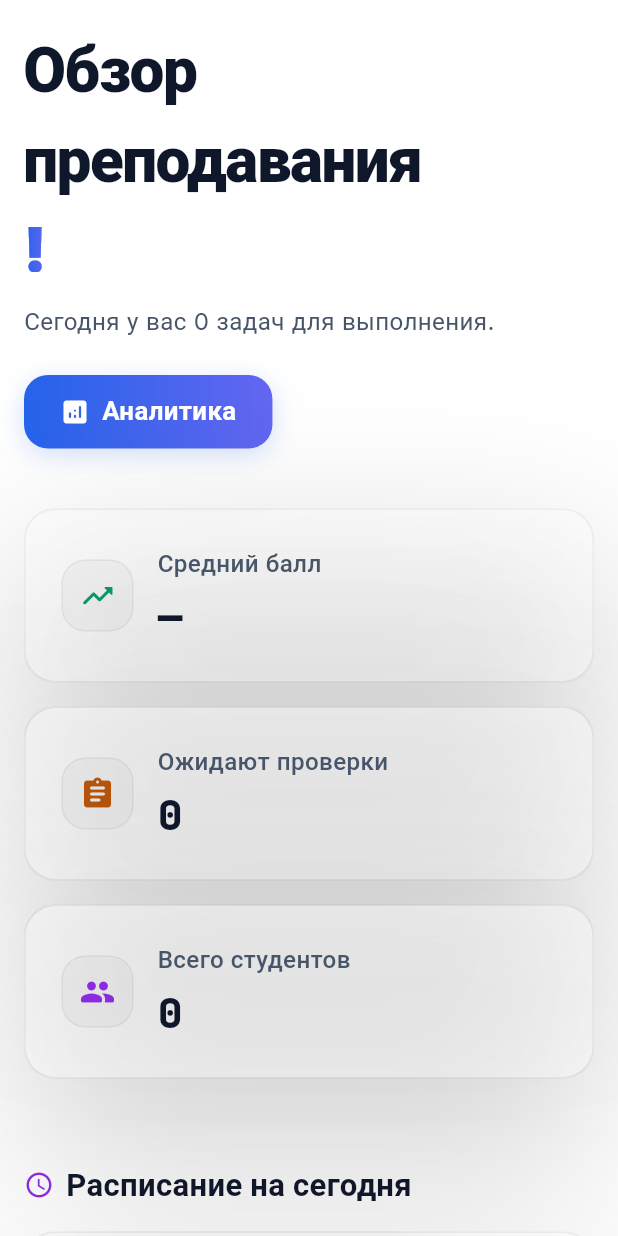
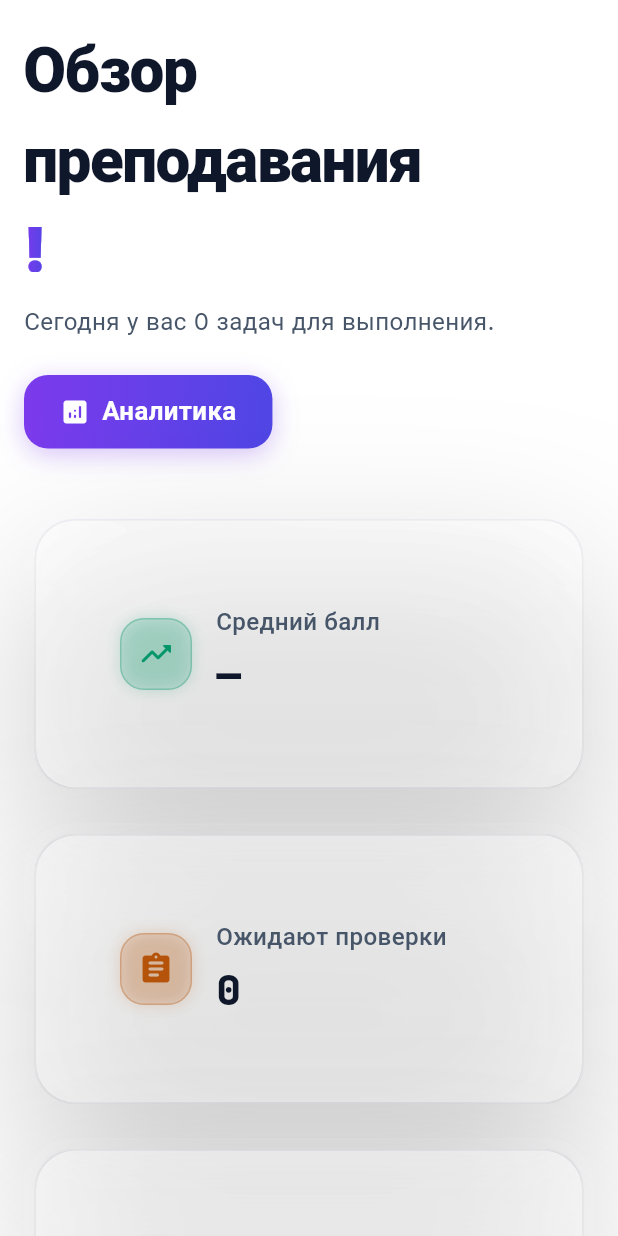
Before and after one commit to gookjiii/TalentUm-LMS, a Flutter app: the TeacherToday screen opened directly with empty values, on a phone screen of 412 x 824 dp. Run offline on Flutter 3.47's test engine with Material 3 defaults, Android fonts, the phone set to English and light mode, and no system bars; our stand-ins replace audioplayers, cached_network_image, chewie, cloud_firestore, cloud_functions, connectivity_plus and 32 more; missing offline and left inert: blurhash_dart, dart:html, dart:js_interop, dart:ui_web, diffutil_dart, gpt_markdown and 9 more; accounts and stored records are empty.

Commit message:
style: upgrade teacher dashboard to Elite UI flows

```diff
--- a/lib/src/features/today/presentation/widgets/teacher_today.dart
+++ b/lib/src/features/today/presentation/widgets/teacher_today.dart
@@ -249,7 +249,7 @@ class _HeroSectionState extends State<_HeroSection> {
                       ),
                       ShaderMask(
                         shaderCallback: (bounds) => const LinearGradient(
-                          colors: [Color(0xFF2563EB), Color(0xFF6366F1)],
+                          colors: [Color(0xFF7C3AED), Color(0xFF4F46E5)],
                           begin: Alignment.centerLeft,
                           end: Alignment.centerRight,
                         ).createShader(bounds),
@@ -298,13 +298,13 @@ class _ActionButton extends StatelessWidget {
       decoration: BoxDecoration(
         borderRadius: BorderRadius.circular(16),
         gradient: const LinearGradient(
-          colors: [Color(0xFF2563EB), Color(0xFF6366F1)],
+          colors: [Color(0xFF7C3AED), Color(0xFF4F46E5)],
           begin: Alignment.centerLeft,
           end: Alignment.centerRight,
         ),
         boxShadow: [
           BoxShadow(
-            color: const Color(0xFF2563EB).withValues(alpha: 0.2),
+            color: const Color(0xFF7C3AED).withValues(alpha: 0.3),
             blurRadius: 14,
             offset: const Offset(0, 4),
           ),
@@ -448,20 +448,26 @@ class _StatCard extends StatelessWidget {
   Widget build(BuildContext context) {
     final isDark = Theme.of(context).brightness == Brightness.dark;
 
-    return GlassCard(
+    return NestedBezelCard(
+      child: Padding(
         padding: const EdgeInsets.all(24),
-      borderRadius: 20,
         child: Row(
           children: [
             Container(
               width: 48,
               height: 48,
               decoration: BoxDecoration(
-              color: isDark ? Colors.white.withValues(alpha: 0.05) : Colors.black.withValues(alpha: 0.03),
+                color: iconColor.withValues(alpha: 0.15),
                 borderRadius: BorderRadius.circular(16),
                 border: Border.all(
-                color: isDark ? Colors.white.withValues(alpha: 0.1) : Colors.black.withValues(alpha: 0.05),
+                  color: iconColor.withValues(alpha: 0.3),
                 ),
+                boxShadow: [
+                  BoxShadow(
+                    color: iconColor.withValues(alpha: 0.2),
+                    blurRadius: 8,
+                  ),
+                ],
               ),
               child: Icon(icon, color: iconColor, size: 24),
             ),
@@ -491,6 +497,7 @@ class _StatCard extends StatelessWidget {
             ),
           ),
         ],
+      ),
     ),
   );
 }
@@ -532,10 +539,9 @@ class _TimelineList extends StatelessWidget {
 
         return Padding(
           padding: const EdgeInsets.only(bottom: 16),
-          child: GlassCard(
+          child: NestedBezelCard(
+            child: Padding(
               padding: const EdgeInsets.all(20),
-            borderRadius: 20,
-            color: isActive ? (isDark ? Colors.white.withValues(alpha: 0.06) : Colors.white) : null,
               child: Row(
                 children: [
                   Container(
@@ -583,18 +589,35 @@ class _TimelineList extends StatelessWidget {
                     ],
                   ),
                 ),
-                if (isActive)
                   FilledButton(
                     onPressed: () {},
                     style: FilledButton.styleFrom(
-                      backgroundColor: SchoolColors.primary,
-                      shape: RoundedRectangleBorder(borderRadius: BorderRadius.circular(12)),
-                      padding: const EdgeInsets.symmetric(horizontal: 16, vertical: 0),
-                      minimumSize: const Size(0, 36),
+                      backgroundColor: Colors.transparent,
+                      shape: RoundedRectangleBorder(borderRadius: BorderRadius.circular(20)),
+                      padding: EdgeInsets.zero,
                     ),
-                    child: const Text('Войти', style: TextStyle(fontSize: 13, fontWeight: FontWeight.w600)), // Join
+                    child: Ink(
+                      decoration: BoxDecoration(
+                        gradient: const LinearGradient(
+                          colors: [Color(0xFF7C3AED), Color(0xFF4F46E5)],
+                        ),
+                        borderRadius: BorderRadius.circular(20),
+                        boxShadow: [
+                          BoxShadow(
+                            color: const Color(0xFF7C3AED).withValues(alpha: 0.3),
+                            blurRadius: 8,
+                            offset: const Offset(0, 2),
                           ),
                         ],
+                      ),
+                      child: Container(
+                        padding: const EdgeInsets.symmetric(horizontal: 16, vertical: 8),
+                        child: const Text('Войти', style: TextStyle(fontSize: 13, fontWeight: FontWeight.w700, color: Colors.white)), // Join
+                      ),
+                    ),
+                  ),
+              ],
+            ),
           ),
         ),
       );
@@ -639,12 +662,13 @@ class _UpcomingTasksListState extends State<_UpcomingTasksList> {
         final docs = snapshot.data?.docs ?? [];
 
         if (docs.isEmpty) {
-          return GlassCard(
+          return NestedBezelCard(
+            child: Padding(
               padding: const EdgeInsets.all(20),
-            borderRadius: 20,
               child: const Center(
                 child: Text("Всё проверено!", style: TextStyle(color: SchoolColors.green, fontWeight: FontWeight.bold)), // All checked
-            )
+              ),
+            ),
           );
         }
 
@@ -659,9 +683,9 @@ class _UpcomingTasksListState extends State<_UpcomingTasksList> {
 
             return Padding(
               padding: const EdgeInsets.only(bottom: 16),
-              child: GlassCard(
+              child: NestedBezelCard(
+                child: Padding(
                   padding: const EdgeInsets.all(20),
-                borderRadius: 20,
                   child: Column(
                     crossAxisAlignment: CrossAxisAlignment.start,
                     children: [
@@ -678,11 +702,17 @@ class _UpcomingTasksListState extends State<_UpcomingTasksList> {
                             ),
                           ),
                           Container(
-                          padding: const EdgeInsets.symmetric(horizontal: 8, vertical: 4),
+                            padding: const EdgeInsets.symmetric(horizontal: 10, vertical: 6),
                             decoration: BoxDecoration(
-                            color: statusColor.withValues(alpha: 0.1),
-                            border: Border.all(color: statusColor.withValues(alpha: 0.2)),
-                            borderRadius: BorderRadius.circular(6),
+                              color: statusColor.withValues(alpha: 0.15),
+                              border: Border.all(color: statusColor.withValues(alpha: 0.5)),
+                              borderRadius: BorderRadius.circular(20),
+                              boxShadow: [
+                                BoxShadow(
+                                  color: statusColor.withValues(alpha: 0.3),
+                                  blurRadius: 8,
+                                ),
+                              ],
                             ),
                             child: Text(
                               statusStr.toUpperCase(),
@@ -706,6 +736,7 @@ class _UpcomingTasksListState extends State<_UpcomingTasksList> {
                   ],
                 ),
               ),
+            ),
           );
         }).toList(),
         );
```
Lines whose indentation alone changed are shown as unchanged.
